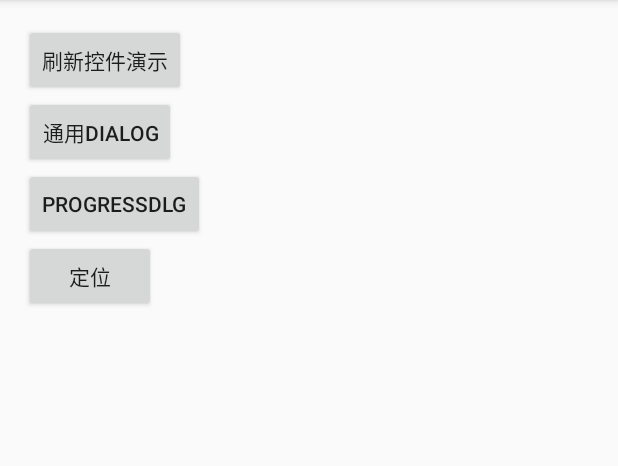
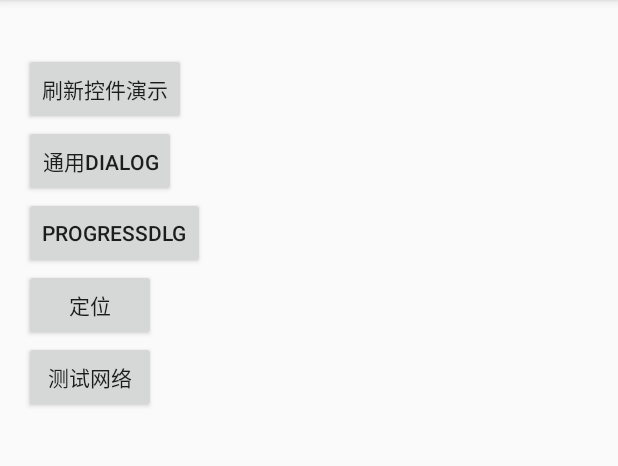
Before and after one commit to q4819a/Sample, an Android app: the screen it shows after launch (MainActivity), on a phone screen of 412 x 824 dp, the part 84-550 px from its top. Run offline under Robolectric (Android 15) with nearby library versions, the phone set to English and light mode, and no system bars; our stand-ins replace ButterKnife; libraries missing offline, so code that uses them is left out: com.lzy.okgo, com.lzy.okrx, com.orhanobut.logger, com.pgyersdk.activity, com.pgyersdk.crash and 4 more; 9 statements that could not run were skipped.

Commit message:
添加okGO

```diff
--- a/app/src/main/java/com/july/sample/app/App.java
+++ b/app/src/main/java/com/july/sample/app/App.java
@@ -2,8 +2,11 @@ package com.july.sample.app;
 
 import com.example.library.base.LibBaseApp;
 import com.july.sample.constant.ExternalConstant;
+import com.lzy.okgo.OkGo;
 import com.orhanobut.logger.Logger;
 import com.umeng.analytics.MobclickAgent;
+
+import java.util.logging.Level;
 
 /**
  * Created by Administrator on 2016/12/10.
@@ -24,4 +27,10 @@ public class App extends LibBaseApp {
     public void initUM() {
         MobclickAgent.startWithConfigure(new MobclickAgent.UMAnalyticsConfig(this, ExternalConstant.UM_APPKEY, ExternalConstant.UM_CHANNELID));
     }
+
+    @Override
+    protected void initOKGO() {
+        super.initOKGO();
+        OkGo.getInstance().debug("OkGo", Level.INFO, true);
+    }
 }
--- a/app/src/main/java/com/july/sample/base/BaseActivity.java
+++ b/app/src/main/java/com/july/sample/base/BaseActivity.java
@@ -1,4 +1,7 @@
 package com.july.sample.base;
+
+import android.os.Bundle;
+import android.support.annotation.Nullable;
 
 import com.example.library.base.LibBaseActivity;
 
@@ -6,5 +9,24 @@ import com.example.library.base.LibBaseActivity;
  * Created by Administrator on 2016/12/12.
  */
 
-public class BaseActivity extends LibBaseActivity {
+public abstract class BaseActivity<V, T extends BasePresenter<V>> extends LibBaseActivity {
+
+    protected T mPresenter;//Presenter对象
+
+    @SuppressWarnings("unchecked")
+    @Override
+    protected void onCreate(@Nullable Bundle savedInstanceState) {
+        super.onCreate(savedInstanceState);
+        mPresenter = createPresenter();//创建Presenter
+        mPresenter.attachView((V) this);
+    }
+
+    @Override
+    protected void onDestroy() {
+        super.onDestroy();
+        mPresenter.detachView();
+    }
+
+    protected abstract T createPresenter();
+
 }
--- /dev/null
+++ b/app/src/main/java/com/july/sample/base/BasePresenter.java
@@ -0,0 +1,32 @@
+package com.july.sample.base;
+
+import java.lang.ref.Reference;
+import java.lang.ref.WeakReference;
+
+/**
+ * Created by Administrator on 2016/12/14.
+ */
+
+public abstract class BasePresenter<T> {
+
+    protected Reference<T> mViewRef;//View接口类型弱引用
+
+    public void attachView(T view) {
+        mViewRef = new WeakReference<T>(view); //建立关联
+    }
+
+    protected T getView() {
+        return mViewRef.get();//获取View
+    }
+
+    public boolean isViewAttached() {//判断是否与View建立了关联
+        return mViewRef != null && mViewRef.get() != null;
+    }
+
+    public void detachView() {//解除关联
+        if (mViewRef != null) {
+            mViewRef.clear();
+            mViewRef = null;
+        }
+    }
+}
--- /dev/null
+++ b/app/src/main/java/com/july/sample/presenter/MainActivityPresenter.java
@@ -0,0 +1,48 @@
+package com.july.sample.presenter;
+
+import com.example.library.tools.ToastUtils;
+import com.july.sample.api.JulyApi;
+import com.july.sample.base.BasePresenter;
+import com.july.sample.ui.IMainActivity;
+import com.lzy.okgo.OkGo;
+import com.lzy.okgo.convert.StringConvert;
+import com.lzy.okrx.RxAdapter;
+
+import rx.android.schedulers.AndroidSchedulers;
+import rx.functions.Action0;
+import rx.functions.Action1;
+
+/**
+ * Created by Administrator on 2016/12/14.
+ */
+
+public class MainActivityPresenter extends BasePresenter<IMainActivity> {
+
+
+    public void getText() {
+        OkGo.get(JulyApi.TEST)
+                .getCall(StringConvert.create(), RxAdapter.<String>create())
+                .doOnSubscribe(new Action0() {
+                    @Override
+                    public void call() {
+                        getView().showProgressDlg();
+                    }
+                })
+                .observeOn(AndroidSchedulers.mainThread())
+                .subscribe(new Action1<String>() {
+                    @Override
+                    public void call(String s) {
+                        getView().dismissProgressDlg();
+                        getView().showOKGOData(s);
+                    }
+                }, new Action1<Throwable>() {
+                    @Override
+                    public void call(Throwable throwable) {
+                        getView().dismissProgressDlg();
+                        ToastUtils.showShortToast("获取数据失败:" + throwable.getMessage());
+                    }
+                });
+    }
+
+
+}
--- /dev/null
+++ b/app/src/main/java/com/july/sample/ui/IMainActivity.java
@@ -0,0 +1,15 @@
+package com.july.sample.ui;
+
+/**
+ * Created by Administrator on 2016/12/14.
+ */
+
+public interface IMainActivity {
+
+    public void showProgressDlg();
+
+    public void dismissProgressDlg();
+
+    public void showOKGOData(String text);
+
+}
--- a/app/src/main/java/com/july/sample/ui/MainActivity.java
+++ b/app/src/main/java/com/july/sample/ui/MainActivity.java
@@ -1,16 +1,18 @@
 package com.july.sample.ui;
 
 import android.os.Bundle;
-import android.support.v7.app.AppCompatActivity;
 import android.view.View;
 import android.widget.Button;
+import android.widget.TextView;
 
 import com.baidu.location.BDLocation;
+import com.example.library.location.BDLocationUtils;
 import com.example.library.tools.ToastUtils;
-import com.example.library.location.BDLocationUtils;
 import com.example.library.widget.commondialog.CommonDialog;
 import com.example.library.widget.progressdialog.ProgressDlg;
 import com.july.sample.R;
+import com.july.sample.base.BaseActivity;
+import com.july.sample.presenter.MainActivityPresenter;
 import com.july.sample.ui.test.SpringTest;
 import com.orhanobut.logger.Logger;
 
@@ -18,7 +20,7 @@ import butterknife.Bind;
 import butterknife.ButterKnife;
 import butterknife.OnClick;
 
-public class MainActivity extends AppCompatActivity {
+public class MainActivity extends BaseActivity<IMainActivity, MainActivityPresenter> implements IMainActivity {
 
 
     @Bind(R.id.btn_spring)
@@ -29,6 +31,10 @@ public class MainActivity extends AppCompatActivity {
     Button progressdialog;
     @Bind(R.id.location)
     Button location;
+    @Bind(R.id.okgo)
+    Button okgo;
+    @Bind(R.id.okgo_tv)
+    TextView okgoTv;
 
     @Override
     protected void onCreate(Bundle savedInstanceState) {
@@ -37,7 +43,12 @@ public class MainActivity extends AppCompatActivity {
         ButterKnife.bind(this);
     }
 
-    @OnClick({R.id.btn_spring, R.id.commondialog, R.id.progressdialog, R.id.location})
+    @Override
+    protected MainActivityPresenter createPresenter() {
+        return new MainActivityPresenter();
+    }
+
+    @OnClick({R.id.btn_spring, R.id.commondialog, R.id.progressdialog, R.id.location, R.id.okgo})
     public void onClick(View view) {
         switch (view.getId()) {
             case R.id.btn_spring:
@@ -63,6 +74,24 @@ public class MainActivity extends AppCompatActivity {
                     }
                 });
                 break;
+            case R.id.okgo:
+                mPresenter.getText();
+                break;
         }
     }
+
+    @Override
+    public void showProgressDlg() {
+        ProgressDlg.showDialog(this, "OKGO请求测试", false);
+    }
+
+    @Override
+    public void dismissProgressDlg() {
+        ProgressDlg.dismissDialog();
+    }
+
+    @Override
+    public void showOKGOData(String text) {
+        okgoTv.setText(text);
+    }
 }
--- a/app/src/main/res/layout/activity_main.xml
+++ b/app/src/main/res/layout/activity_main.xml
@@ -19,6 +19,12 @@
             android:layout_width="match_parent"
             android:layout_height="match_parent"
             android:orientation="vertical">
+
+            <TextView
+                android:id="@+id/okgo_tv"
+                android:layout_width="wrap_content"
+                android:layout_height="wrap_content"
+                android:text="" />
 
             <Button
                 android:id="@+id/btn_spring"
@@ -45,6 +51,12 @@
                 android:layout_height="wrap_content"
                 android:text="定位" />
 
+            <Button
+                android:id="@+id/okgo"
+                android:layout_width="wrap_content"
+                android:layout_height="wrap_content"
+                android:text="测试网络" />
+
         </LinearLayout>
     </ScrollView>
 
--- a/library/build.gradle
+++ b/library/build.gradle
@@ -29,4 +29,7 @@ dependencies {
     compile 'com.umeng.analytics:analytics:latest.integration'
     compile 'com.jakewharton:butterknife:7.0.1'
     compile 'com.pgyersdk:sdk:2.4.0'
+    compile 'com.lzy.net:okgo:+'
+    compile 'com.lzy.net:okrx:+'
+    compile 'com.lzy.net:okserver:+'
 }
--- a/library/src/main/AndroidManifest.xml
+++ b/library/src/main/AndroidManifest.xml
@@ -46,7 +46,7 @@
     <uses-permission android:name="android.permission.VIBRATE" />
     <uses-permission android:name="android.permission.MOUNT_UNMOUNT_FILESYSTEMS" />
     <uses-permission android:name="android.permission.ACCESS_NETWORK_STATE" />
-    <uses-permission android:name="android.permission.WRITE_SETTINGS"/>
+    <uses-permission android:name="android.permission.WRITE_SETTINGS" />
 
     <!-- 位置相关权限，不是必须添加 -->
     <uses-permission android:name="android.permission.ACCESS_COARSE_LOCATION" />
@@ -79,6 +79,10 @@
             android:value="4b6e8877dfcc2462bedb37dcf66b6d87"></meta-data>
         <!--蒲公英内测  end-->
 
+        <!--OKGO start-->
+        <service android:name="com.lzy.okserver.download.DownloadService" />
+        <!--OKGO end-->
+
     </application>
 
 </manifest>
--- a/library/src/main/java/com/example/library/base/LibBaseApp.java
+++ b/library/src/main/java/com/example/library/base/LibBaseApp.java
@@ -4,6 +4,7 @@ import android.app.Application;
 import android.content.Context;
 
 import com.example.library.tools.ToastUtils;
+import com.lzy.okgo.OkGo;
 import com.pgyersdk.crash.PgyCrashManager;
 
 /**
@@ -26,7 +27,16 @@ public abstract class LibBaseApp extends Application {
         initToast();
         initUM();
         initPGY();
+        initOKGO();
     }
+    /**
+     * 初始化OKGO
+     * 地址：https://github.com/jeasonlzy/okhttp-OkGo
+     */
+    protected void initOKGO() {
+        OkGo.init(this);
+    }
+
 
     /**
      * 初始化logger
--- a/library/src/main/java/com/example/library/widget/progressdialog/ProgressDlg.java
+++ b/library/src/main/java/com/example/library/widget/progressdialog/ProgressDlg.java
@@ -15,7 +15,7 @@ public class ProgressDlg extends ProgressDialog {
 
 
     public ProgressDlg(Context context) {
-        super(context);
+        super(context, R.style.progressDlg);
     }
 
     public ProgressDlg(Context context, int theme) {
--- a/library/src/main/res/values/styles.xml
+++ b/library/src/main/res/values/styles.xml
@@ -3,7 +3,7 @@
 
 
     <!--ProgressDlg-->
-    <style name="progressDlg" parent="Base.V7.Theme.AppCompat.Dialog">
+    <style name="progressDlg" parent="Theme.AppCompat.Light.Dialog">
         <item name="android:windowCloseOnTouchOutside">false</item>
     </style>
 
```
Also changed, not shown: app/src/main/java/com/july/sample/api/JulyApi.java (added, +11 -0 lines), app/src/main/java/com/july/sample/ui/test/SpringTest.java (+6 -0 lines).
